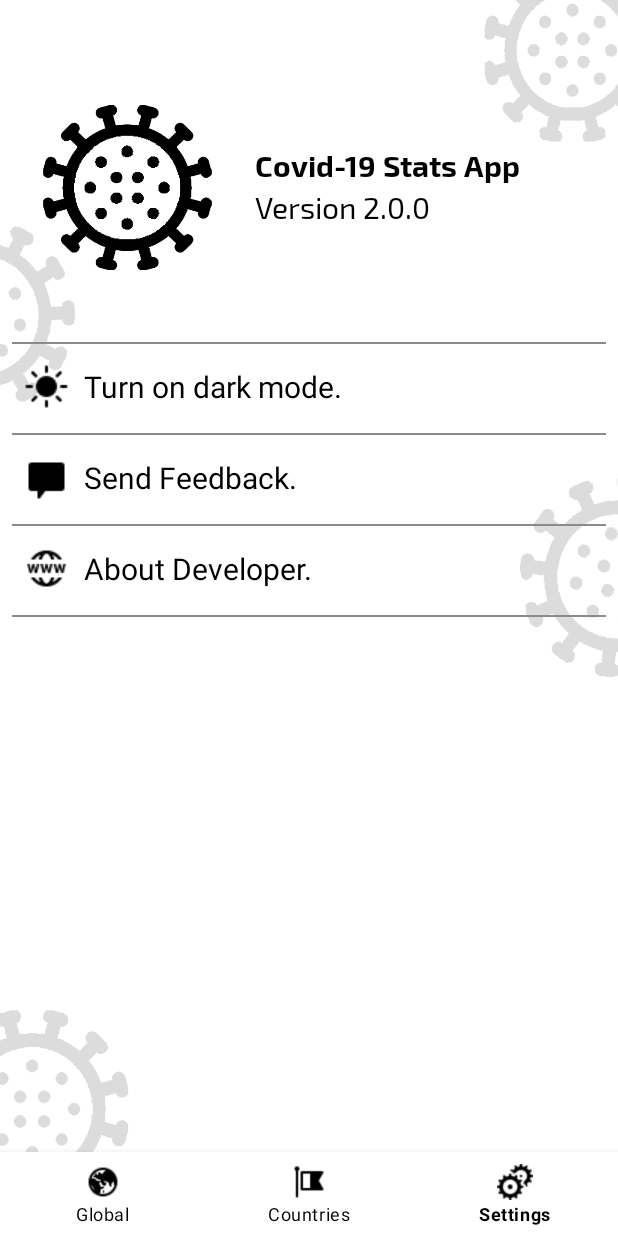
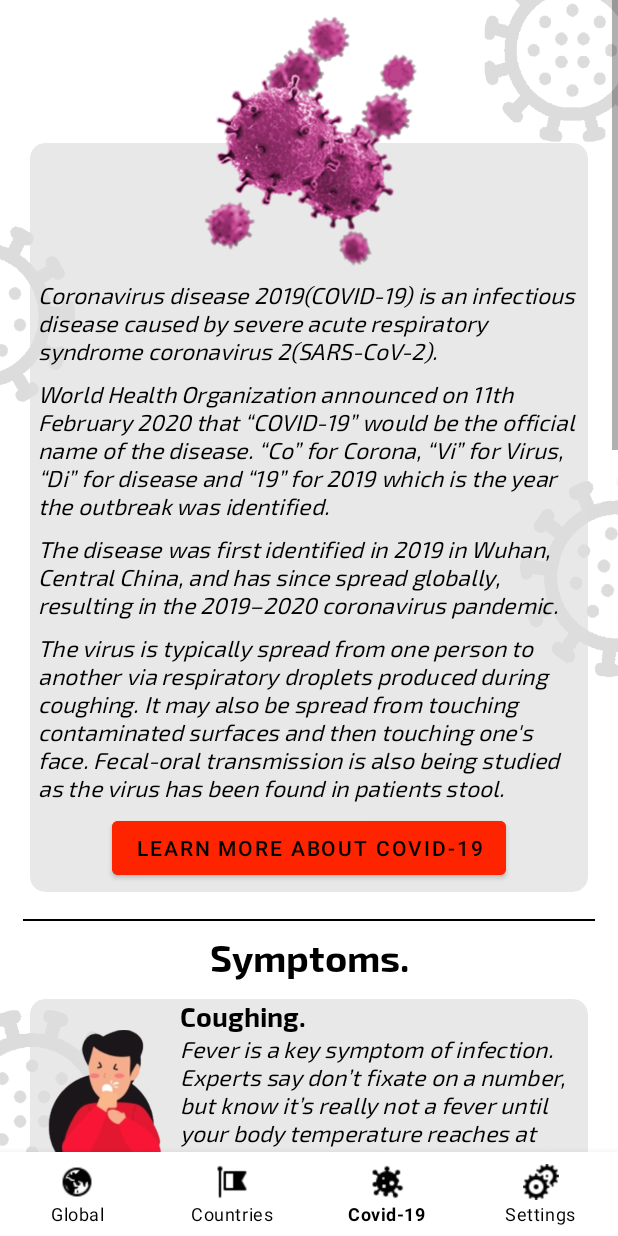
Before and after one commit to VictorKabata/COVID19StatApp, an Android app: the screen it shows after launch (MainActivity), item 3 of the bottom bar chosen, on a phone screen of 412 x 824 dp. Run offline under Robolectric (Android 15) with nearby library versions, the phone set to English and light mode, and no system bars; our stand-ins replace data binding, navigation-ui; libraries missing offline, so code that uses them is left out: com.jakewharton.threetenabp, org.kodein.di, spencerstudios.com.bungeelib; 5 statements that could not run were skipped.

Commit message:
Fininshed up the Covid-19 Fragment

```diff
--- a/app/src/main/res/menu/bottom_nav_menu.xml
+++ b/app/src/main/res/menu/bottom_nav_menu.xml
@@ -11,10 +11,10 @@
         android:icon="@drawable/ic_country"
         android:title="@string/countries" />
 
-<!--    <item-->
-<!--        android:id="@+id/navigation_disease"-->
-<!--        android:icon="@drawable/ic_virus"-->
-<!--        android:title="@string/covid_19" />-->
+    <item
+        android:id="@+id/navigation_covid"
+        android:icon="@drawable/ic_virus"
+        android:title="@string/covid_19" />
 
     <item
         android:id="@+id/navigation_settings"
--- a/app/src/main/res/navigation/mobile_navigation.xml
+++ b/app/src/main/res/navigation/mobile_navigation.xml
@@ -18,6 +18,12 @@
         tools:layout="@layout/fragment_countries" />
 
     <fragment
+        android:id="@+id/navigation_covid"
+        android:name="com.vickikbt.covid_19statapp.CovidFragment"
+        android:label="Covid-19"
+        tools:layout="@layout/fragment_covid" />
+
+    <fragment
         android:id="@+id/navigation_settings"
         android:name="com.vickikbt.covid_19statapp.ui.settings.SettingsFragment"
         android:label="@string/settings"
--- a/app/src/main/res/values/strings.xml
+++ b/app/src/main/res/values/strings.xml
@@ -82,8 +82,5 @@
     <string name="myTwitterHandle">\@VickiKbt</string>
     <string name="myWebsite">https://victorkabata.github.io/</string>
 
-    <!-- TODO: Remove or change this placeholder text -->
-    <string name="hello_blank_fragment">Hello blank fragment</string>
-
 
 </resources>
```
